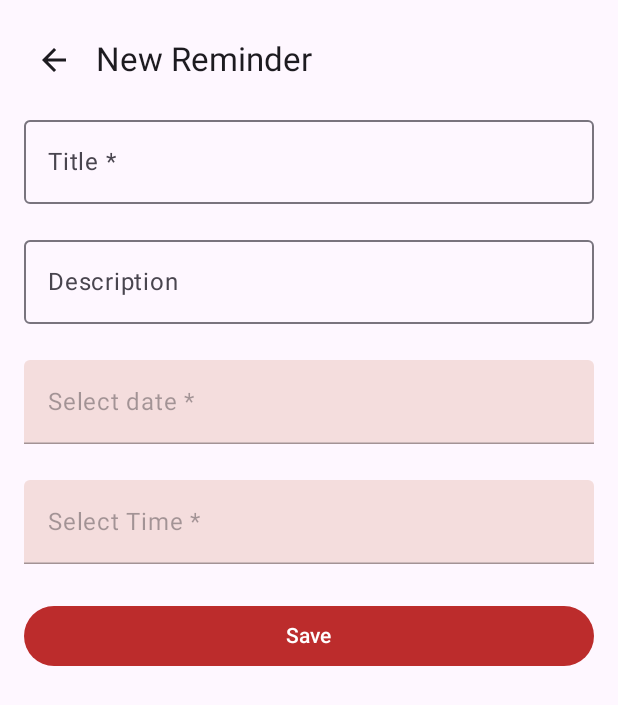
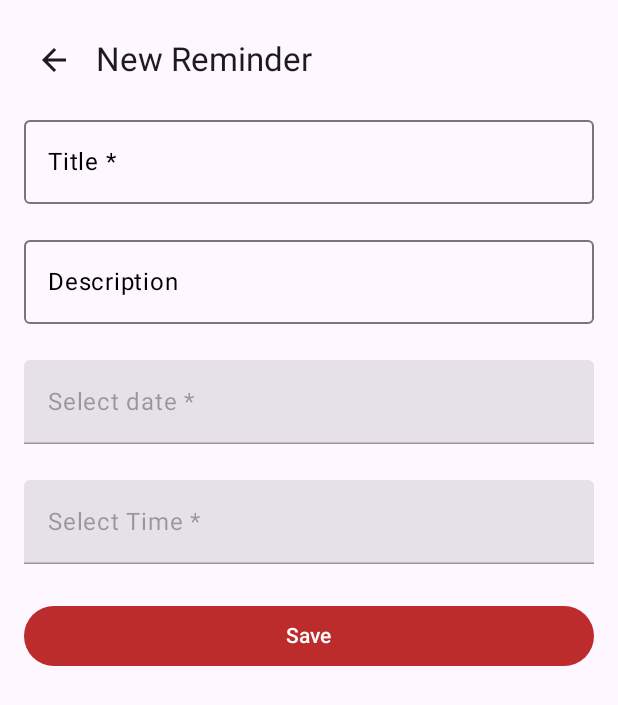
Before and after one commit to reisack/easy-reminder-v2, an Android app built with Jetpack Compose: the screen it shows after launch (MainActivity), after a tap on "Add a reminder", on a phone screen of 412 x 824 dp. Shown: the top 705 px of the screen. Run offline under Robolectric (Android 15) with nearby library versions, the phone set to English and light mode, and no system bars; our stand-ins replace Dagger/Hilt's generated code, Room's generated code.

Commit message:
Dark and light theme design (WIP)

```diff
--- a/app/src/main/java/rek/remindme/ui/components/ReminderUpsertComponents.kt
+++ b/app/src/main/java/rek/remindme/ui/components/ReminderUpsertComponents.kt
@@ -3,7 +3,7 @@ package rek.remindme.ui.components
 import android.content.Context
 import androidx.annotation.StringRes
 import androidx.compose.foundation.clickable
-import androidx.compose.foundation.layout.fillMaxSize
+import androidx.compose.foundation.layout.fillMaxWidth
 import androidx.compose.material.icons.Icons
 import androidx.compose.material.icons.filled.ArrowBack
 import androidx.compose.material.icons.filled.Delete
@@ -13,11 +13,9 @@ import androidx.compose.material3.DatePickerDialog
 import androidx.compose.material3.ExperimentalMaterial3Api
 import androidx.compose.material3.Icon
 import androidx.compose.material3.IconButton
-import androidx.compose.material3.MaterialTheme
 import androidx.compose.material3.SnackbarHostState
 import androidx.compose.material3.Text
 import androidx.compose.material3.TextField
-import androidx.compose.material3.TextFieldDefaults
 import androidx.compose.material3.TopAppBar
 import androidx.compose.material3.rememberDatePickerState
 import androidx.compose.runtime.Composable
@@ -121,13 +119,12 @@ private fun ClickableInputField(
 ) {
     TextField(
         modifier = Modifier
-            .fillMaxSize()
+            .fillMaxWidth()
             .clickable { dialogOpened.value = true },
         placeholder = { Text(text = "${stringResource(placeholderRes)} *") },
         value = getValue(),
         onValueChange = {},
-        enabled = false,
-        colors = TextFieldDefaults.colors(disabledContainerColor = MaterialTheme.colorScheme.secondary)
+        enabled = false
     )
 }
 
@@ -211,3 +208,15 @@ private fun ReminderUpsertTopAppBarPreview() {
         )
     }
 }
+
+@Preview(showBackground = true)
+@Composable
+private fun ClickableInputFieldPreview() {
+    MyApplicationTheme {
+        ClickableInputField(
+            dialogOpened = remember { mutableStateOf(false) },
+            placeholderRes = R.string.select_time_label,
+            getValue = { "" }
+        )
+    }
+}
--- a/app/src/main/java/rek/remindme/ui/reminder/ReminderListScreen.kt
+++ b/app/src/main/java/rek/remindme/ui/reminder/ReminderListScreen.kt
@@ -17,7 +17,6 @@ import androidx.compose.foundation.verticalScroll
 import androidx.compose.material.icons.Icons
 import androidx.compose.material.icons.filled.Add
 import androidx.compose.material3.Card
-import androidx.compose.material3.CardDefaults
 import androidx.compose.material3.FloatingActionButton
 import androidx.compose.material3.Icon
 import androidx.compose.material3.MaterialTheme
@@ -74,10 +73,7 @@ fun ReminderListScreen(
             )
         },
         floatingActionButton = {
-            FloatingActionButton(
-                onClick = onNewReminder,
-                containerColor = MaterialTheme.colorScheme.primary
-            ) {
+            FloatingActionButton(onClick = onNewReminder) {
                 Icon(imageVector = Icons.Filled.Add, contentDescription = stringResource(R.string.add_reminder_desc))
             }
         },
@@ -131,10 +127,6 @@ internal fun ReminderListScreenContent(
                 Card(
                     shape = RoundedCornerShape(4.dp),
                     border = BorderStroke(1.dp, MaterialTheme.colorScheme.primary),
-                    colors = CardDefaults.cardColors(
-                        containerColor = MaterialTheme.colorScheme.tertiary,
-                        contentColor = MaterialTheme.colorScheme.onTertiary,
-                    ),
                     modifier = Modifier
                         .fillMaxWidth()
                         .padding(bottom = 8.dp)
@@ -184,3 +176,13 @@ private fun ReminderListScreenContentPreview() {
         )
     }
 }
+
+@Preview(showBackground = true)
+@Composable
+private fun FloatingActionButtonPreview() {
+    MyApplicationTheme {
+        FloatingActionButton(onClick = {}) {
+            Icon(imageVector = Icons.Filled.Add, contentDescription = stringResource(R.string.add_reminder_desc))
+        }
+    }
+}
--- a/app/src/main/java/rek/remindme/ui/theme/Theme.kt
+++ b/app/src/main/java/rek/remindme/ui/theme/Theme.kt
@@ -18,28 +18,20 @@ import androidx.core.view.WindowCompat
 
 private val _darkColorScheme = darkColorScheme(
     primary = Red80Dark,
+    primaryContainer = Red80Dark,
     onPrimary = Color.White,
     secondary = RedGrey,
-    tertiary = Color.DarkGray,
-    onTertiary = Color.LightGray,
+    surfaceVariant = Color.DarkGray,
+    onSurfaceVariant = Color.LightGray
 )
 
 private val _lightColorScheme = lightColorScheme(
     primary = Red80,
+    primaryContainer = Red80,
     onPrimary = Color.White,
     secondary = Red20,
-    tertiary = Color.White,
-    onTertiary = Color.Black
-
-    /* Other default colors to override
-    background = Color(0xFFFFFBFE),
-    surface = Color(0xFFFFFBFE),
-    onPrimary = Color.White,
-    onSecondary = Color.White,
-    onTertiary = Color.White,
-    onBackground = Color(0xFF1C1B1F),
-    onSurface = Color(0xFF1C1B1F),
-    */
+    surfaceVariant = Color.White,
+    onSurfaceVariant = Color.Black
 )
 
 @Composable
```
Also changed, not shown: app/src/main/java/rek/remindme/ui/components/SimpleDeleteSwipe.kt (+7 -2 lines).
